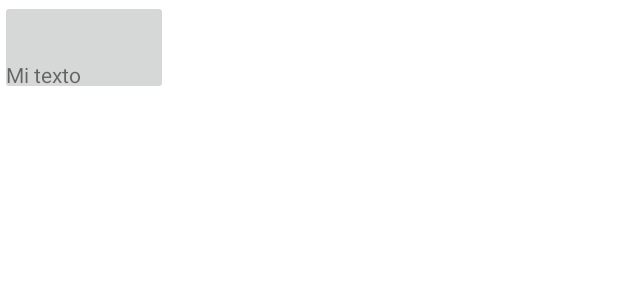
After one commit to aperher/android-gym-routines, an Android app: the layout routine_item.xml on its own in the app's theme, with its tools: preview values and no code run, on a phone screen of 412 x 824 dp. The commit adds this screen. Shown: the top 300 px of the screen. Run offline under Robolectric (Android 15) with nearby library versions, the phone set to English and light mode, and no system bars.

Commit message:
routine_item.xml item de rutina creado

```diff
--- /dev/null
+++ b/app/src/main/res/layout/routine_item.xml
@@ -0,0 +1,22 @@
+<?xml version="1.0" encoding="utf-8"?>
+<androidx.constraintlayout.widget.ConstraintLayout xmlns:android="http://schemas.android.com/apk/res/android"
+    android:layout_width="match_parent"
+    android:layout_height="match_parent"
+    xmlns:app="http://schemas.android.com/apk/res-auto">
+
+    <ImageButton
+        android:id="@+id/routineItemImg"
+        android:layout_width="112dp"
+        android:layout_height="63dp"/>
+
+    <TextView
+        android:layout_width="wrap_content"
+        android:layout_height="wrap_content"
+        android:text="Mi texto"
+        app:layout_constraintBottom_toBottomOf="@id/routineItemImg"
+        app:layout_constraintLeft_toLeftOf="@id/routineItemImg"
+        android:layout_marginBottom="4dp"
+        android:layout_marginLeft="4dp"/>
+
+
+</androidx.constraintlayout.widget.ConstraintLayout>
--- a/app/src/main/res/values/strings.xml
+++ b/app/src/main/res/values/strings.xml
@@ -1,3 +1,4 @@
 <resources>
     <string name="app_name">GymRoutines</string>
+    <string name="example">Example</string>
 </resources>
```
